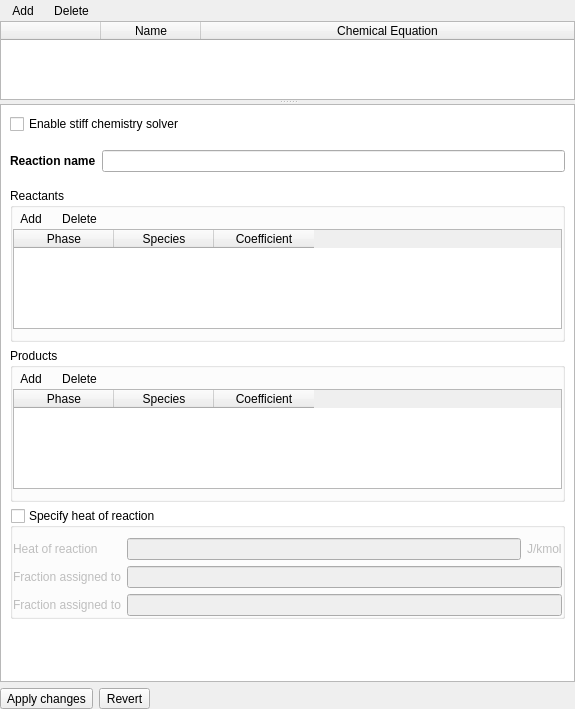
Before: the Qt Designer form mfixgui/uifiles/chemistry.ui in truongd8593/mfix, drawn with Qt 5.
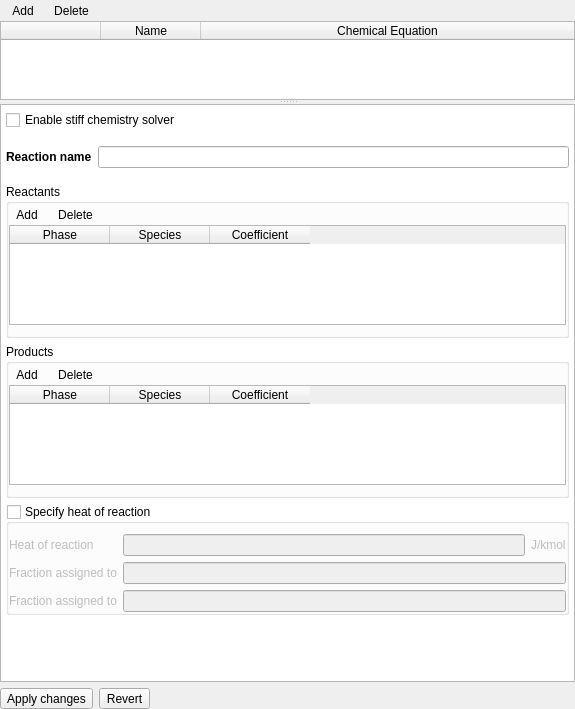
After: the same form once the commit is applied. Custom widgets are drawn as their Qt base class.

Commit message: widen margins

The edit to the form file:
```diff
--- a/mfixgui/uifiles/chemistry.ui
+++ b/mfixgui/uifiles/chemistry.ui
@@ -265,11 +265,23 @@
            <rect>
             <x>0</x>
             <y>0</y>
-            <width>553</width>
-            <height>552</height>
+            <width>573</width>
+            <height>572</height>
            </rect>
           </property>
           <layout class="QVBoxLayout" name="verticalLayout_2">
+           <property name="leftMargin">
+            <number>5</number>
+           </property>
+           <property name="topMargin">
+            <number>5</number>
+           </property>
+           <property name="rightMargin">
+            <number>5</number>
+           </property>
+           <property name="bottomMargin">
+            <number>5</number>
+           </property>
            <item>
             <widget class="CheckBox" name="checkbox_keyword_stiff_chemistry">
              <property name="maximumSize">
@@ -766,16 +778,16 @@
   </layout>
  </widget>
  <customwidgets>
-  <customwidget>
-   <class>LineEdit</class>
-   <extends>QLineEdit</extends>
-   <header>mfixgui.widgets.base</header>
-  </customwidget>
   <customwidget>
    <class>CheckBox</class>
    <extends>QCheckBox</extends>
    <header>mfixgui.widgets.base</header>
   </customwidget>
+  <customwidget>
+   <class>LineEdit</class>
+   <extends>QLineEdit</extends>
+   <header>mfixgui.widgets.base</header>
+  </customwidget>
  </customwidgets>
  <resources/>
  <connections/>
```
The commit also changes 3 other files.
